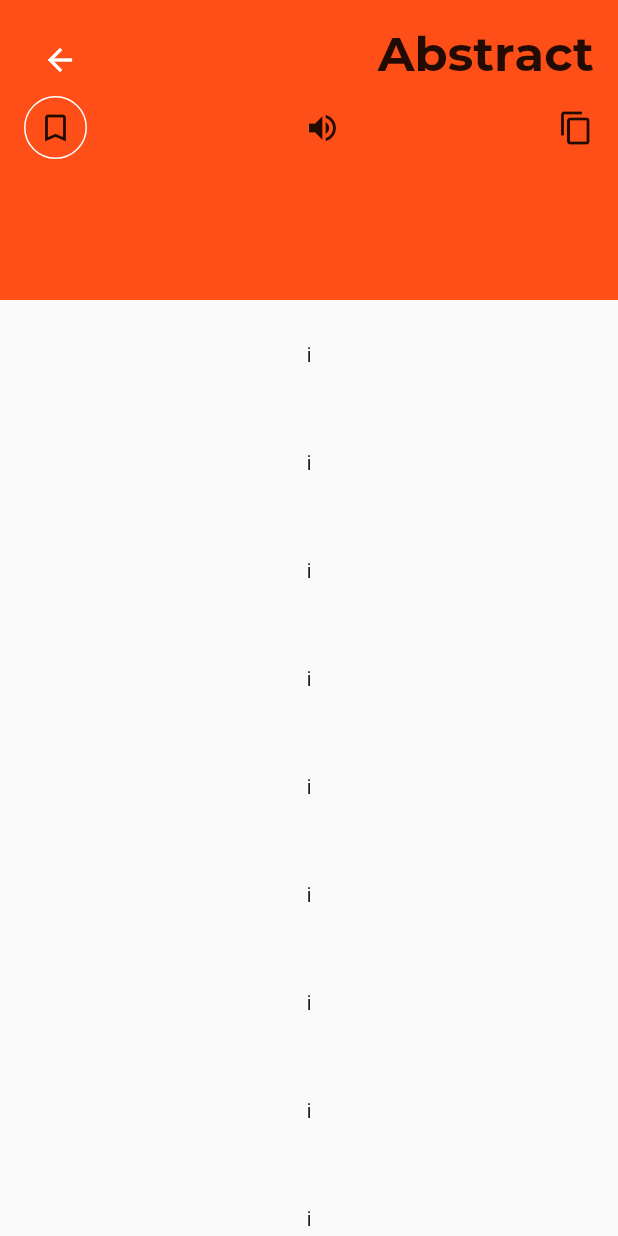
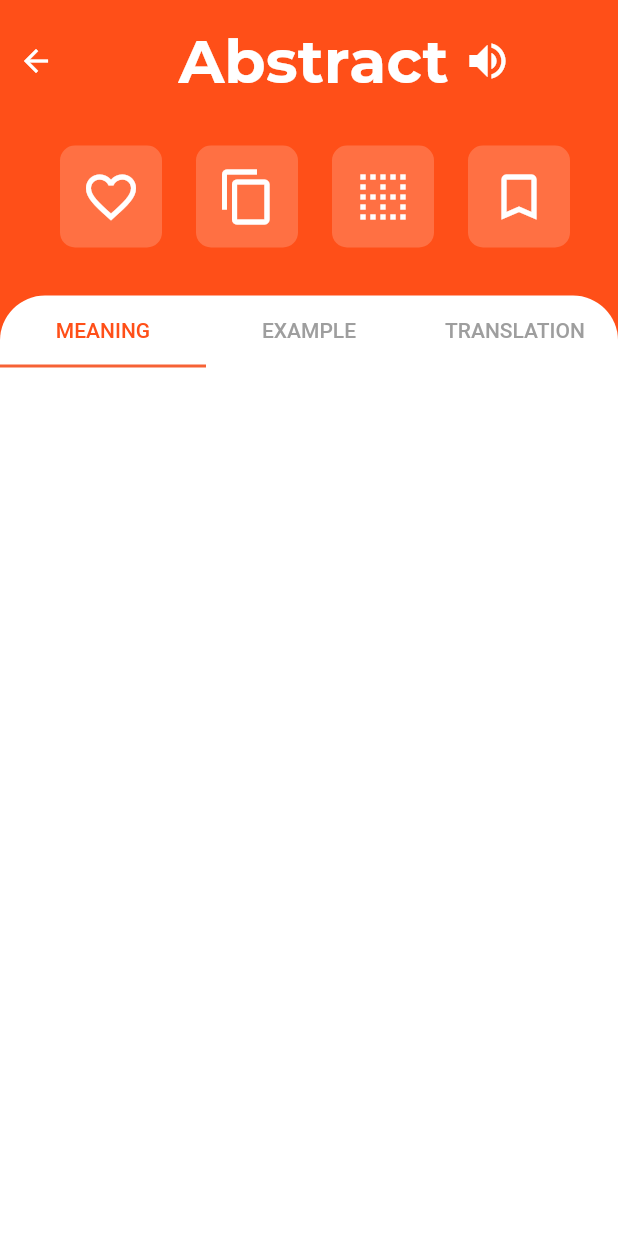
Before and after one commit to MrUnfunny/VocabApp, a Flutter app: the WordDetailScreen screen opened by its route, on a phone screen of 412 x 824 dp. Run offline on Flutter 3.47's test engine with Material 2 defaults, Android fonts, the phone set to English and light mode, and no system bars; our stand-ins replace equatable, firebase_auth, firebase_core, flutter_dotenv, flutter_svg, font_awesome_flutter and 2 more; missing offline and left inert: flutter_login_facebook; accounts and stored records are empty; project files that could hold a hidden picture were left out.

Commit message:
improved layout of word detail screen

```diff
--- /dev/null
+++ b/lib/Presentation/AssetWidgets/action_card.dart
@@ -0,0 +1,27 @@
+import 'package:flutter/material.dart';
+
+class ActionCard extends StatelessWidget {
+  final IconData icon;
+  final Function onPressed;
+  final double size;
+
+  const ActionCard({
+    Key key,
+    this.icon,
+    this.onPressed,
+    this.size,
+  }) : super(key: key);
+
+  @override
+  Widget build(BuildContext context) {
+    return IconButton(
+      padding: EdgeInsets.all(0),
+      onPressed: onPressed,
+      icon: Icon(
+        this.icon,
+        size: size ?? 30.0,
+        color: Colors.white,
+      ),
+    );
+  }
+}
--- a/lib/Presentation/AssetWidgets/customized_card.dart
+++ b/lib/Presentation/AssetWidgets/customized_card.dart
@@ -1,13 +1,13 @@
 import 'package:flutter/material.dart';
+import 'package:my_vocab/Presentation/AssetWidgets/action_card.dart';
 import 'package:my_vocab/constants.dart';
-import 'package:my_vocab/services/Dictionary/get_meaning.dart';
 import 'package:my_vocab/services/Dictionary/get_word_of_the_day.dart';
 
 class CustomCard extends StatelessWidget {
   @override
   Widget build(BuildContext context) {
     return Container(
-      padding: EdgeInsets.symmetric(vertical: 20.0, horizontal: 10.0),
+      padding: EdgeInsets.symmetric(vertical: 20.0, horizontal: 16.0),
       margin: EdgeInsets.symmetric(vertical: 20.0),
       width: MediaQuery.of(context).size.width,
       decoration: BoxDecoration(
@@ -61,15 +61,21 @@ class CustomCard extends StatelessWidget {
                     Row(
                       mainAxisAlignment: MainAxisAlignment.spaceBetween,
                       children: [
-                        Text(
-                          "Save to Favorites",
-                          style: kCustomCardWordTextStyle.copyWith(
-                              fontWeight: FontWeight.w600, fontSize: 14.0),
+                        ActionCard(
+                          icon: Icons.border_inner,
+                          onPressed: null,
                         ),
-                        Text(
-                          "Expand Details",
-                          style: kCustomCardWordTextStyle.copyWith(
-                              fontWeight: FontWeight.w600, fontSize: 14.0),
+                        ActionCard(
+                          icon: Icons.content_copy,
+                          onPressed: null,
+                        ),
+                        ActionCard(
+                          icon: Icons.favorite_border,
+                          onPressed: null,
+                        ),
+                        ActionCard(
+                          icon: Icons.bookmark_border,
+                          onPressed: null,
                         ),
                       ],
                     )
--- /dev/null
+++ b/lib/Presentation/AssetWidgets/detail_screen_app_bar.dart
@@ -0,0 +1,95 @@
+import 'package:flutter/material.dart';
+
+import '../../constants.dart';
+import 'action_card.dart';
+
+class DetailScreenAppBar extends StatelessWidget {
+  const DetailScreenAppBar({
+    Key key,
+  }) : super(key: key);
+
+  @override
+  Widget build(BuildContext context) {
+    return Column(
+      children: [
+        Row(
+          children: [
+            BackButton(
+              color: Colors.white,
+            ),
+            Expanded(
+              child: Row(
+                mainAxisAlignment: MainAxisAlignment.center,
+                children: [
+                  Text(
+                    "Abstract",
+                    style: kAppBarStyle.copyWith(
+                        color: Colors.white, fontSize: 40),
+                  ),
+                  Padding(
+                    padding: const EdgeInsets.only(left: 10),
+                    child: Icon(
+                      Icons.volume_up,
+                      size: 32,
+                      color: Colors.white,
+                    ),
+                  )
+                ],
+              ),
+            )
+          ],
+        ),
+        Container(
+          child: Container(
+            margin: EdgeInsets.only(top: 32, left: 40, right: 32),
+            child: Row(
+              mainAxisAlignment: MainAxisAlignment.spaceBetween,
+              children: [
+                Container(
+                    padding: EdgeInsets.all(10),
+                    decoration: BoxDecoration(
+                        borderRadius: BorderRadius.circular(10),
+                        color: Colors.deepOrange[400]),
+                    child: ActionCard(
+                      icon: Icons.favorite_border,
+                      onPressed: null,
+                      size: 40,
+                    )),
+                Container(
+                    padding: EdgeInsets.all(10),
+                    decoration: BoxDecoration(
+                        borderRadius: BorderRadius.circular(10),
+                        color: Colors.deepOrange[400]),
+                    child: ActionCard(
+                      icon: Icons.content_copy,
+                      onPressed: null,
+                      size: 40,
+                    )),
+                Container(
+                    padding: EdgeInsets.all(10),
+                    decoration: BoxDecoration(
+                        borderRadius: BorderRadius.circular(10),
+                        color: Colors.deepOrange[400]),
+                    child: ActionCard(
+                      icon: Icons.border_clear,
+                      onPressed: null,
+                      size: 40,
+                    )),
+                Container(
+                    padding: EdgeInsets.all(10),
+                    decoration: BoxDecoration(
+                        borderRadius: BorderRadius.circular(10),
+                        color: Colors.deepOrange[400]),
+                    child: ActionCard(
+                      icon: Icons.bookmark_border,
+                      onPressed: null,
+                      size: 40,
+                    )),
+              ],
+            ),
+          ),
+        )
+      ],
+    );
+  }
+}
--- a/lib/Presentation/AssetWidgets/search_bar.dart
+++ b/lib/Presentation/AssetWidgets/search_bar.dart
@@ -64,7 +64,7 @@ class Search extends SearchDelegate {
           context,
           MaterialPageRoute(
               builder: (context) => WordDetailScreen(
-                    word: query.trim(),
+                    word: query?.trim(),
                   )),
         ),
       )
@@ -89,7 +89,7 @@ class Search extends SearchDelegate {
               context,
               MaterialPageRoute(
                   builder: (context) => WordDetailScreen(
-                        word: queryWord.trim(),
+                        word: queryWord?.trim(),
                       )),
             ),
             title: FutureBuilder(
@@ -102,7 +102,7 @@ class Search extends SearchDelegate {
                   child: Container(),
                 );
               },
-              future: searchListFuture(query.trim()),
+              future: searchListFuture(query?.trim()),
             ),
           );
         },
--- a/lib/Presentation/Screens/sign_in_screen.dart
+++ b/lib/Presentation/Screens/sign_in_screen.dart
@@ -2,7 +2,7 @@ import 'package:flutter/material.dart';
 import 'package:flutter/services.dart';
 import 'package:flutter_svg/flutter_svg.dart';
 import 'package:modal_progress_hud/modal_progress_hud.dart';
-import 'package:my_vocab/Presentation/AssetWidgets/bottom_ba_textfield.dart';
+import 'package:my_vocab/Presentation/AssetWidgets/bottom_bar_textfield.dart';
 import 'package:font_awesome_flutter/font_awesome_flutter.dart';
 import 'package:my_vocab/constants.dart';
 import 'package:my_vocab/Presentation/Screens/home_screen.dart';
--- a/lib/Presentation/Screens/sign_up_screen.dart
+++ b/lib/Presentation/Screens/sign_up_screen.dart
@@ -4,7 +4,7 @@ import 'package:flutter_svg/flutter_svg.dart';
 import 'package:my_vocab/constants.dart';
 import 'package:my_vocab/Presentation/Screens/sign_in_screen.dart';
 import 'package:font_awesome_flutter/font_awesome_flutter.dart';
-import 'package:my_vocab/Presentation/AssetWidgets/bottom_ba_textfield.dart';
+import 'package:my_vocab/Presentation/AssetWidgets/bottom_bar_textfield.dart';
 import 'package:modal_progress_hud/modal_progress_hud.dart';
 import 'package:my_vocab/services/auth/auth.dart';
 import 'package:my_vocab/services/validators/email.dart';
--- a/lib/Presentation/Screens/word_detail_screen.dart
+++ b/lib/Presentation/Screens/word_detail_screen.dart
@@ -1,6 +1,6 @@
 import 'package:flutter/material.dart';
 import 'package:modal_progress_hud/modal_progress_hud.dart';
-import 'package:my_vocab/constants.dart';
+import 'package:my_vocab/Presentation/AssetWidgets/detail_screen_app_bar.dart';
 import 'package:my_vocab/services/Dictionary/get_meaning.dart';
 import 'package:my_vocab/services/model/dictionary.dart';
 
@@ -13,9 +13,11 @@ class WordDetailScreen extends StatefulWidget {
   _WordDetailScreenState createState() => _WordDetailScreenState();
 }
 
-class _WordDetailScreenState extends State<WordDetailScreen> {
+class _WordDetailScreenState extends State<WordDetailScreen>
+    with TickerProviderStateMixin {
   Dictionary wordDetail;
   bool loading = false;
+  TabController _tabController;
 
   @override
   void setState(fn) {
@@ -24,8 +26,15 @@ class _WordDetailScreenState extends State<WordDetailScreen> {
 
   @override
   void initState() {
+    _tabController = TabController(length: 3, vsync: this);
     super.initState();
     // init();
+  }
+
+  @override
+  void dispose() {
+    _tabController.dispose();
+    super.dispose();
   }
 
   init() async {
@@ -42,294 +51,81 @@ class _WordDetailScreenState extends State<WordDetailScreen> {
 
   @override
   Widget build(BuildContext context) {
-    final sliverList = <Widget>[
-      SliverToBoxAdapter(
+    return ModalProgressHUD(
+      inAsyncCall: loading,
+      child: Scaffold(
+        backgroundColor: Theme.of(context).primaryColor,
+        body: Padding(
+          padding: const EdgeInsets.only(top: 16.0),
+          child: SafeArea(
+            child: Column(
+              crossAxisAlignment: CrossAxisAlignment.stretch,
+              children: [
+                DetailScreenAppBar(),
+                Expanded(
                   child: Container(
-          height: 200,
-          color: Theme.of(context).primaryColor,
-          child: Padding(
-            padding: const EdgeInsets.all(16.0),
                     child: Column(
-              mainAxisAlignment: MainAxisAlignment.start,
                       children: [
-                Stack(
+                        TabBar(
+                          labelColor: Theme.of(context).primaryColor,
+                          unselectedLabelColor: Colors.grey,
+                          indicatorColor: Color(0xddF54A16),
+                          indicatorWeight: 2.0,
+                          controller: _tabController,
+                          tabs: [
+                            Tab(
+                              text: "MEANING",
+                            ),
+                            Tab(
+                              text: "EXAMPLE",
+                            ),
+                            Tab(
+                              text: "TRANSLATION",
+                            ),
+                          ],
+                        ),
+                        Expanded(
+                          child: Container(
+                            child: TabBarView(
+                                controller: _tabController,
                                 children: [
-                    Align(
-                        alignment: Alignment.bottomLeft,
-                        child: BackButton(color: Colors.white)),
-                    Align(
-                      alignment: Alignment.topRight,
-                      child: Text(
-                        "Abstract",
-                        style: kAppBarStyle,
+                                  Container(
+                                    decoration: BoxDecoration(
+                                      borderRadius: BorderRadius.circular(8.0),
+                                    ),
+                                  ),
+                                  Container(
+                                    decoration: BoxDecoration(
+                                      borderRadius: BorderRadius.circular(8.0),
+                                      color: Colors.blueGrey,
+                                    ),
+                                  ),
+                                  Container(
+                                    decoration: BoxDecoration(
+                                      borderRadius: BorderRadius.circular(8.0),
+                                      color: Colors.greenAccent,
+                                    ),
+                                  ),
+                                ]),
                           ),
                         ),
                       ],
                     ),
-                Row(
-                  mainAxisAlignment: MainAxisAlignment.spaceBetween,
-                  children: [
-                    Container(
                     decoration: BoxDecoration(
-                            shape: BoxShape.circle,
-                            border: Border.all(color: Colors.white)),
-                        child: Padding(
-                          padding: const EdgeInsets.all(8.0),
-                          child: Icon(Icons.bookmark_border),
-                        )),
-                    Icon(Icons.volume_up),
-                    Icon(Icons.content_copy)
-                  ],
+                      color: Colors.white,
+                      borderRadius: BorderRadius.only(
+                        topLeft: Radius.circular(30),
+                        topRight: Radius.circular(30),
                       ),
+                    ),
+                    margin: EdgeInsets.only(top: 32),
+                  ),
+                )
               ],
             ),
           ),
         ),
       ),
-      SliverToBoxAdapter(
-        child: Padding(
-          padding: const EdgeInsets.all(28.0),
-          child: Center(child: Text('i')),
-        ),
-      ),
-      SliverToBoxAdapter(
-        child: Padding(
-          padding: const EdgeInsets.all(28.0),
-          child: Center(child: Text('i')),
-        ),
-      ),
-      SliverToBoxAdapter(
-        child: Padding(
-          padding: const EdgeInsets.all(28.0),
-          child: Center(child: Text('i')),
-        ),
-      ),
-      SliverToBoxAdapter(
-        child: Padding(
-          padding: const EdgeInsets.all(28.0),
-          child: Center(child: Text('i')),
-        ),
-      ),
-      SliverToBoxAdapter(
-        child: Padding(
-          padding: const EdgeInsets.all(28.0),
-          child: Center(child: Text('i')),
-        ),
-      ),
-      SliverToBoxAdapter(
-        child: Padding(
-          padding: const EdgeInsets.all(28.0),
-          child: Center(child: Text('i')),
-        ),
-      ),
-      SliverToBoxAdapter(
-        child: Padding(
-          padding: const EdgeInsets.all(28.0),
-          child: Center(child: Text('i')),
-        ),
-      ),
-      SliverToBoxAdapter(
-        child: Padding(
-          padding: const EdgeInsets.all(28.0),
-          child: Center(child: Text('i')),
-        ),
-      ),
-      SliverToBoxAdapter(
-        child: Padding(
-          padding: const EdgeInsets.all(28.0),
-          child: Center(child: Text('i')),
-        ),
-      ),
-      SliverToBoxAdapter(
-        child: Padding(
-          padding: const EdgeInsets.all(28.0),
-          child: Center(child: Text('i')),
-        ),
-      ),
-      SliverToBoxAdapter(
-        child: Padding(
-          padding: const EdgeInsets.all(28.0),
-          child: Center(child: Text('i')),
-        ),
-      ),
-      SliverToBoxAdapter(
-        child: Padding(
-          padding: const EdgeInsets.all(28.0),
-          child: Center(child: Text('i')),
-        ),
-      ),
-      SliverToBoxAdapter(
-        child: Padding(
-          padding: const EdgeInsets.all(28.0),
-          child: Center(child: Text('i')),
-        ),
-      ),
-      SliverToBoxAdapter(
-        child: Padding(
-          padding: const EdgeInsets.all(28.0),
-          child: Center(child: Text('i')),
-        ),
-      ),
-      SliverToBoxAdapter(
-        child: Padding(
-          padding: const EdgeInsets.all(28.0),
-          child: Center(child: Text('i')),
-        ),
-      ),
-      SliverToBoxAdapter(
-        child: Padding(
-          padding: const EdgeInsets.all(28.0),
-          child: Center(child: Text('i')),
-        ),
-      ),
-      SliverToBoxAdapter(
-        child: Padding(
-          padding: const EdgeInsets.all(28.0),
-          child: Center(child: Text('i')),
-        ),
-      ),
-      SliverToBoxAdapter(
-        child: Padding(
-          padding: const EdgeInsets.all(28.0),
-          child: Center(child: Text('i')),
-        ),
-      ),
-      SliverToBoxAdapter(
-        child: Padding(
-          padding: const EdgeInsets.all(28.0),
-          child: Center(child: Text('i')),
-        ),
-      ),
-      SliverToBoxAdapter(
-        child: Padding(
-          padding: const EdgeInsets.all(28.0),
-          child: Center(child: Text('i')),
-        ),
-      ),
-      SliverToBoxAdapter(
-        child: Padding(
-          padding: const EdgeInsets.all(28.0),
-          child: Center(child: Text('i')),
-        ),
-      ),
-      SliverToBoxAdapter(
-        child: Padding(
-          padding: const EdgeInsets.all(28.0),
-          child: Center(child: Text('i')),
-        ),
-      ),
-      SliverToBoxAdapter(
-        child: Padding(
-          padding: const EdgeInsets.all(28.0),
-          child: Center(child: Text('i')),
-        ),
-      ),
-      SliverToBoxAdapter(
-        child: Padding(
-          padding: const EdgeInsets.all(28.0),
-          child: Center(child: Text('i')),
-        ),
-      ),
-      SliverToBoxAdapter(
-        child: Padding(
-          padding: const EdgeInsets.all(28.0),
-          child: Center(child: Text('i')),
-        ),
-      ),
-      SliverToBoxAdapter(
-        child: Padding(
-          padding: const EdgeInsets.all(28.0),
-          child: Center(child: Text('i')),
-        ),
-      ),
-      SliverToBoxAdapter(
-        child: Padding(
-          padding: const EdgeInsets.all(28.0),
-          child: Center(child: Text('i')),
-        ),
-      ),
-      SliverToBoxAdapter(
-        child: Padding(
-          padding: const EdgeInsets.all(28.0),
-          child: Center(child: Text('i')),
-        ),
-      ),
-      SliverToBoxAdapter(
-        child: Padding(
-          padding: const EdgeInsets.all(28.0),
-          child: Center(child: Text('i')),
-        ),
-      ),
-      SliverToBoxAdapter(
-        child: Padding(
-          padding: const EdgeInsets.all(28.0),
-          child: Center(child: Text('i')),
-        ),
-      ),
-      SliverToBoxAdapter(
-        child: Padding(
-          padding: const EdgeInsets.all(28.0),
-          child: Center(child: Text('i')),
-        ),
-      ),
-      SliverToBoxAdapter(
-        child: Padding(
-          padding: const EdgeInsets.all(28.0),
-          child: Center(child: Text('i')),
-        ),
-      ),
-      SliverToBoxAdapter(
-        child: Padding(
-          padding: const EdgeInsets.all(28.0),
-          child: Center(child: Text('i')),
-        ),
-      ),
-      SliverToBoxAdapter(
-        child: Padding(
-          padding: const EdgeInsets.all(28.0),
-          child: Center(child: Text('i')),
-        ),
-      ),
-      SliverToBoxAdapter(
-        child: Padding(
-          padding: const EdgeInsets.all(28.0),
-          child: Center(child: Text('i')),
-        ),
-      ),
-      SliverToBoxAdapter(
-        child: Padding(
-          padding: const EdgeInsets.all(28.0),
-          child: Center(child: Text('i')),
-        ),
-      ),
-      SliverToBoxAdapter(
-        child: Padding(
-          padding: const EdgeInsets.all(28.0),
-          child: Center(child: Text('i')),
-        ),
-      ),
-      SliverToBoxAdapter(
-        child: Padding(
-          padding: const EdgeInsets.all(28.0),
-          child: Center(child: Text('i')),
-        ),
-      ),
-      SliverToBoxAdapter(
-        child: Padding(
-          padding: const EdgeInsets.all(28.0),
-          child: Center(child: Text('i')),
-        ),
-      ),
-    ];
-
-    return ModalProgressHUD(
-      inAsyncCall: loading,
-      child: Scaffold(
-        body: SafeArea(
-            child: CustomScrollView(
-          slivers: sliverList,
-        )),
-      ),
     );
   }
 }
```
Also changed, not shown: lib/Presentation/AssetWidgets/bottom_bar_textfield.dart (renamed from lib/Presentation/AssetWidgets/bottom_ba_textfield.dart). Lines whose indentation alone changed are shown as unchanged.
